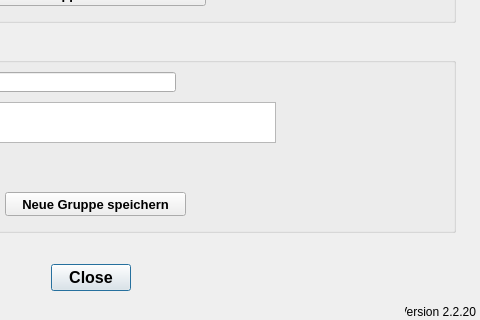
This is qkan/linkflaechen/resources/application_managegroups.ui in hoettges/QKan as Qt 5 draws it before an edit; both pictures show x 195 to 675 and y 288 to 608 of the 675 by 608 pixel window. The edited form follows.
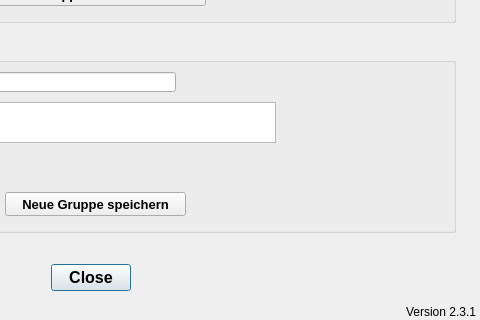
This is the edited form.

Patch:
```diff
--- a/qkan/linkflaechen/resources/application_managegroups.ui
+++ b/qkan/linkflaechen/resources/application_managegroups.ui
@@ -274,7 +274,7 @@
     <string>Version QKan Import</string>
    </property>
    <property name="text">
-    <string>Version 2.2.20</string>
+    <string>Version 2.3.1</string>
    </property>
    <property name="alignment">
     <set>Qt::AlignRight|Qt::AlignTrailing|Qt::AlignVCenter</set>
```
